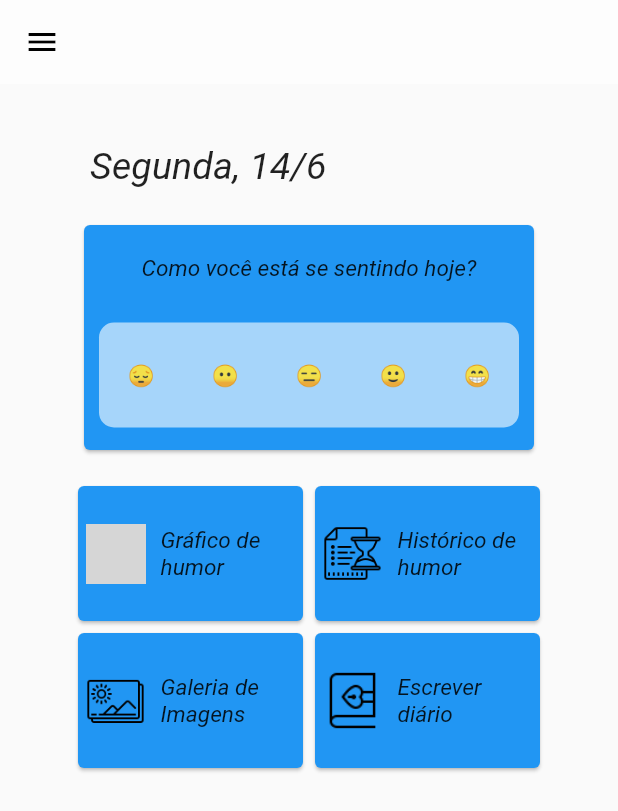
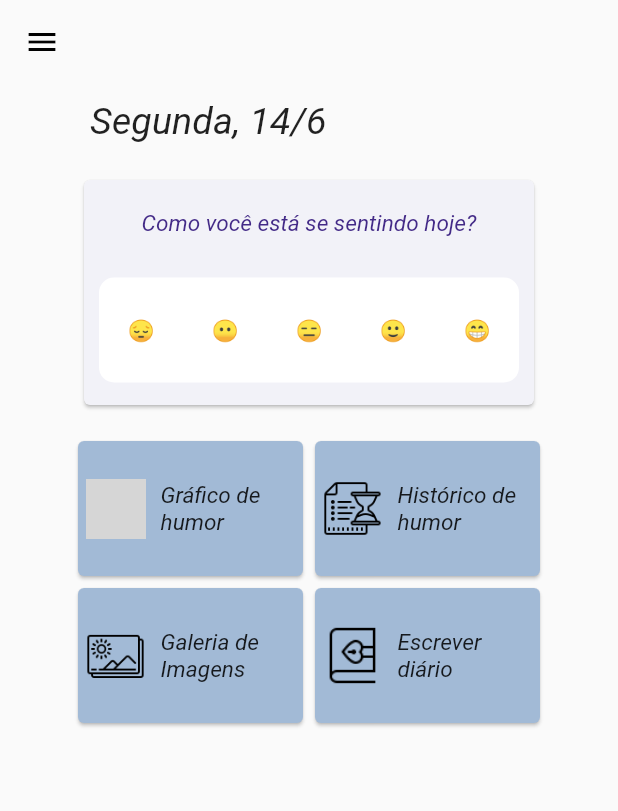
Before and after one commit to themaripool/INF1300-Trabalho, a Flutter app: the MainPage screen opened directly, on a phone screen of 412 x 824 dp. Shown: the top 811 px of the screen. Run offline on Flutter 3.47's test engine with Material 2 defaults, Android fonts, the phone set to English and light mode, and no system bars; drawn by our look-alikes of auto_size_text; our stand-ins replace firebase_auth, flutter_mobx, mobx, splashscreen; missing offline and left inert: fcharts; accounts and stored records are empty; generated files the repository leaves out were written again; Roboto replaces fonts that are missing (OpenSans); grey boxes are pictures that could not be loaded.

Commit message:
[ADD] Arquivo com cores

```diff
--- /dev/null
+++ b/inf1300_relax/lib/colors/customColors.dart
@@ -0,0 +1,39 @@
+import 'package:flutter/material.dart';
+
+class MyColors {
+
+  static const MaterialColor grey = MaterialColor(
+    0xFFf2f2f8,
+    <int, Color>{
+      50: Color(0x00f2f2f8),
+    },
+  );
+
+  static const MaterialColor purple = MaterialColor(
+    0xFF432a87,
+    <int, Color>{
+      50: Color(0xFF432a87),
+    },
+  );
+
+  static const MaterialColor yellow = MaterialColor(
+    0xFFfed671,
+    <int, Color>{
+      50: Color(0xFFfed671),
+    },
+  );
+
+  static const MaterialColor white = MaterialColor(
+    0xFFffffff,
+    <int, Color>{
+      50: Color(0xFFffffff),
+    },
+  );
+
+  static const MaterialColor babyBlue = MaterialColor(
+    0xFFa2bad6,
+    <int, Color>{
+      50: Color(0xFFa2bad6),
+    },
+  );
+}
--- a/inf1300_relax/lib/initial_view.dart
+++ b/inf1300_relax/lib/initial_view.dart
@@ -9,6 +9,7 @@ import 'themeStore.dart';
 import 'package:provider/provider.dart';
 import 'diaryPage.dart';
 import 'Respiracoes/respirationList.dart';
+import 'colors/customColors.dart';
 
 class MainPage extends StatefulWidget {
   MainPage({Key key, this.title, this.userId, this.auth, this.logoutCallback}) : super(key: key);
@@ -47,7 +48,7 @@ class _MainPageState extends State<MainPage> {
     return Scaffold(
       appBar: AppBar(
         elevation: 0.0,
-        backgroundColor: const Color(0xFFFFFFFF).withOpacity(0.5),
+        backgroundColor: const Color(0xFFFFFFFF).withOpacity(0.0),
         iconTheme: IconThemeData(color: Colors.black),
       ),
       body: Center(
@@ -55,7 +56,7 @@ class _MainPageState extends State<MainPage> {
         children: <Widget>[
           // Card com o título, contendo dia e dia da semana
           Container(
-            margin: EdgeInsets.only(top: 40, left: 8),
+            margin: EdgeInsets.only(top: 10, left: 8),
             width: 300,
             height: 50,
             child: Text(
@@ -72,12 +73,12 @@ class _MainPageState extends State<MainPage> {
           Card(
               //shadowColor: Colors.black,
 
-              color: Colors.blue,//Color.fromRGBO(248, 248, 255, 1),
+              color: MyColors.grey,//Color.fromRGBO(248, 248, 255, 1),
               child: Container(
                 width: 300,
                 height: 150,
                 decoration: new BoxDecoration(
-                    color: Colors.blue, //Theme.of(context).accentColor,
+                    color: MyColors.grey, //Theme.of(context).accentColor,
                     borderRadius: new BorderRadius.all(Radius.circular(10))),
                 child: Column(
                   children: <Widget>[
@@ -92,7 +93,8 @@ class _MainPageState extends State<MainPage> {
                         style: TextStyle(
                             fontFamily: 'OpenSans',
                             fontStyle: FontStyle.italic,
-                            fontSize: 15),
+                            fontSize: 15,
+                            color: MyColors.purple),
                       ),
                     ),
 
@@ -101,7 +103,7 @@ class _MainPageState extends State<MainPage> {
                       width: 300,
                       height: 70,
                       decoration: BoxDecoration(
-                          color: Color.fromRGBO(255, 255, 255, 0.6),
+                          color: MyColors.white,
                           borderRadius:
                               new BorderRadius.all(Radius.circular(10))),
                       child: Row(
@@ -242,12 +244,12 @@ Widget _buildCardsInRow( BuildContext context, Widget page, String title, String
       },
       child: Card(
         //shadowColor: Colors.black,
-        color: Colors.blue,//Color.fromRGBO(248, 248, 255, 1),
+        color: MyColors.babyBlue,//Color.fromRGBO(248, 248, 255, 1),
         child: Container(
           width: 150,
           height: 90,
           decoration: new BoxDecoration(
-              color: Colors.blue, //Color.fromRGBO(248, 248, 255, 1),
+              color: MyColors.babyBlue, //Color.fromRGBO(248, 248, 255, 1),
               borderRadius: new BorderRadius.all(Radius.circular(10))),
           child: Row(
             mainAxisAlignment: MainAxisAlignment.spaceBetween,
```
